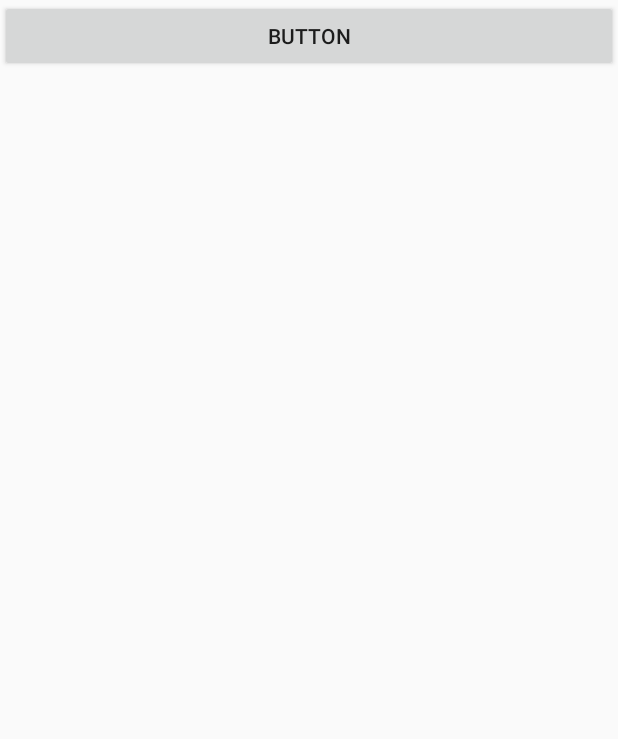
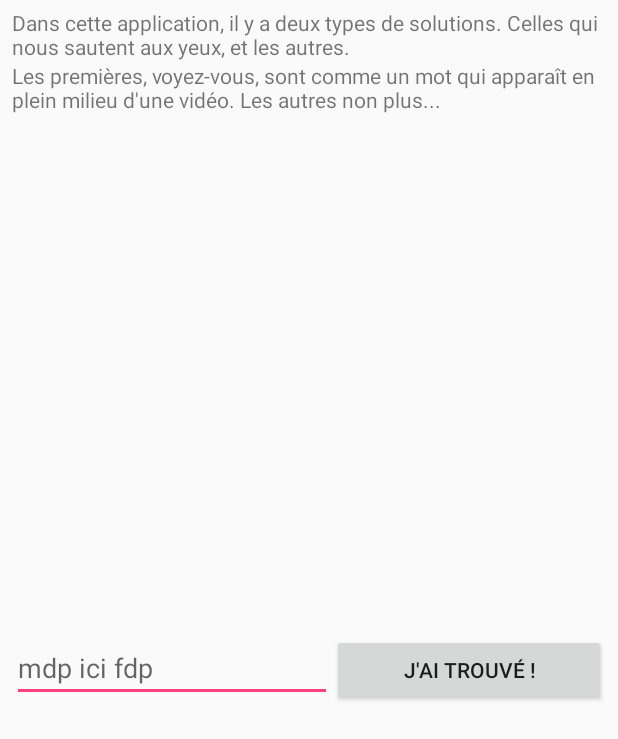
Before and after one commit to thomas40510/achristophe-story, an Android app: the layout activity_screen63.xml on its own in the app's theme, with its tools: preview values and no code run, on a phone screen of 412 x 824 dp. Shown: the top 739 px of the screen. Run offline under Robolectric (Android 15) with nearby library versions, the phone set to English and light mode, and no system bars.

Commit message:
achristophe-story 01/08@17:20

```diff
--- a/app/src/main/java/com/example/studioquaiouest/myapplication/MainActivity.java
+++ b/app/src/main/java/com/example/studioquaiouest/myapplication/MainActivity.java
@@ -232,7 +232,7 @@ public class MainActivity extends AppCompatActivity {
     }
 
     public void gotoLB (View view){
-        Intent intent = new Intent(this, screen57.class);
+        Intent intent = new Intent(this, screen63.class);
         startActivity(intent);
     }
 
--- a/app/src/main/java/com/example/studioquaiouest/myapplication/day3.java
+++ b/app/src/main/java/com/example/studioquaiouest/myapplication/day3.java
@@ -51,8 +51,8 @@ public class day3 extends AppCompatActivity {
     }
 
     public void gotoNext (View view){
-        //Intent intent = new Intent(this, screen39.class);
-        Intent intent = new Intent(this, screenlast.class);
+        Intent intent = new Intent(this, screen39.class);
+        //Intent intent = new Intent(this, screenlast.class);
         startActivity(intent);
     }
 }
--- a/app/src/main/java/com/example/studioquaiouest/myapplication/screen57.java
+++ b/app/src/main/java/com/example/studioquaiouest/myapplication/screen57.java
@@ -98,7 +98,7 @@ public class screen57 extends AppCompatActivity {
         }
 
         if (Arrays.deepEquals(isChecked, allCheck)) {
-            vid.stopPlayback();
+
             vid.setVisibility(View.INVISIBLE);
             reset();
             gotoNext(view);
--- a/app/src/main/res/layout/activity_day6.xml
+++ b/app/src/main/res/layout/activity_day6.xml
@@ -38,7 +38,7 @@
         android:layout_height="wrap_content"
         android:layout_centerHorizontal="true"
         android:layout_centerVertical="true"
-        android:text='"La prise de conscience...'
+        android:text='"La prise de conscience..."'
         android:textSize="18sp"
         android:textStyle="italic" />
 
--- a/app/src/main/res/layout/activity_screen63.xml
+++ b/app/src/main/res/layout/activity_screen63.xml
@@ -4,16 +4,72 @@
     xmlns:tools="http://schemas.android.com/tools"
     android:layout_width="match_parent"
     android:layout_height="match_parent"
+    android:layout_marginLeft="8dp"
+    android:layout_marginRight="8dp"
+    android:layout_marginTop="5dp"
     tools:context="com.example.studioquaiouest.myapplication.screen63">
 
     <Button
         android:id="@+id/button32"
         android:layout_width="wrap_content"
         android:layout_height="wrap_content"
-        android:onClick="gotoNext"
-        android:text="Button"
+        android:layout_alignBaseline="@+id/passTxt"
+        android:layout_alignBottom="@+id/passTxt"
+        android:layout_alignParentEnd="true"
+        android:layout_toEndOf="@+id/passTxt"
+        android:onClick="Verif"
+        android:text="j'ai trouvé !" />
+
+    <TextView
+        android:id="@+id/textView166"
+        android:layout_width="wrap_content"
+        android:layout_height="wrap_content"
+        android:layout_alignParentStart="true"
         android:layout_alignParentTop="true"
+        android:text="Dans cette application, il y a deux types de solutions. Celles qui nous sautent aux yeux, et les autres." />
+
+    <TextView
+        android:id="@+id/textView167"
+        android:layout_width="wrap_content"
+        android:layout_height="wrap_content"
         android:layout_alignParentStart="true"
-        android:layout_alignParentEnd="true" />
+        android:layout_below="@+id/textView166"
+        android:text="Les premières, voyez-vous, sont comme un mot qui apparaît en plein milieu d'une vidéo. Les autres non plus..." />
+
+    <TextView
+        android:id="@+id/textView168"
+        android:layout_width="wrap_content"
+        android:layout_height="wrap_content"
+        android:layout_alignParentStart="true"
+        android:layout_below="@+id/textView167"
+        android:textSize="8sp" />
+
+    <EditText
+        android:id="@+id/passTxt"
+        android:layout_width="wrap_content"
+        android:layout_height="wrap_content"
+        android:layout_alignParentStart="true"
+        android:layout_below="@+id/textView169"
+        android:ems="10"
+        android:hint="mdp ici fdp"
+        android:inputType="textPassword"
+        android:textSize="18sp" />
+
+    <TextView
+        android:id="@+id/textView169"
+        android:layout_width="wrap_content"
+        android:layout_height="wrap_content"
+        android:layout_centerHorizontal="true"
+        android:layout_centerVertical="true"
+        android:textSize="12sp" />
+
+    <VideoView
+        android:id="@+id/vidShow"
+        android:layout_width="match_parent"
+        android:layout_height="match_parent"
+        android:layout_above="@+id/textView169"
+        android:layout_below="@+id/textView168"
+        android:layout_centerHorizontal="true"
+        android:visibility="invisible" />
 
 </RelativeLayout>
```
Also changed, not shown: app/src/main/java/com/example/studioquaiouest/myapplication/screen43.java (+1 -37 lines), app/src/main/java/com/example/studioquaiouest/myapplication/screen63.java (+48 -0 lines), 287 other files.
